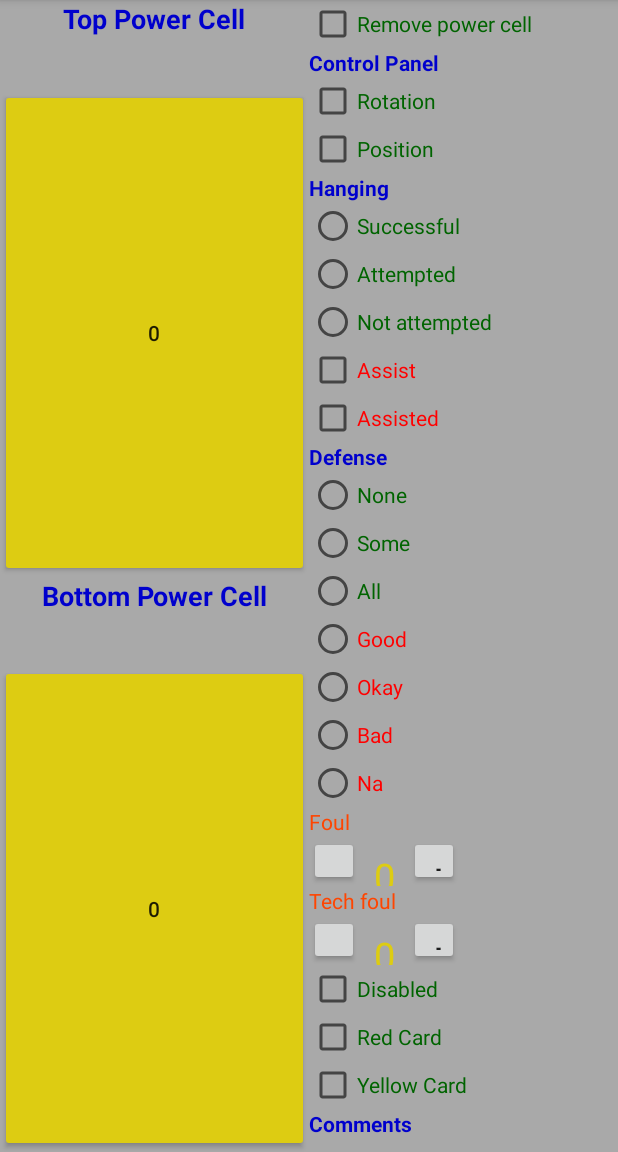
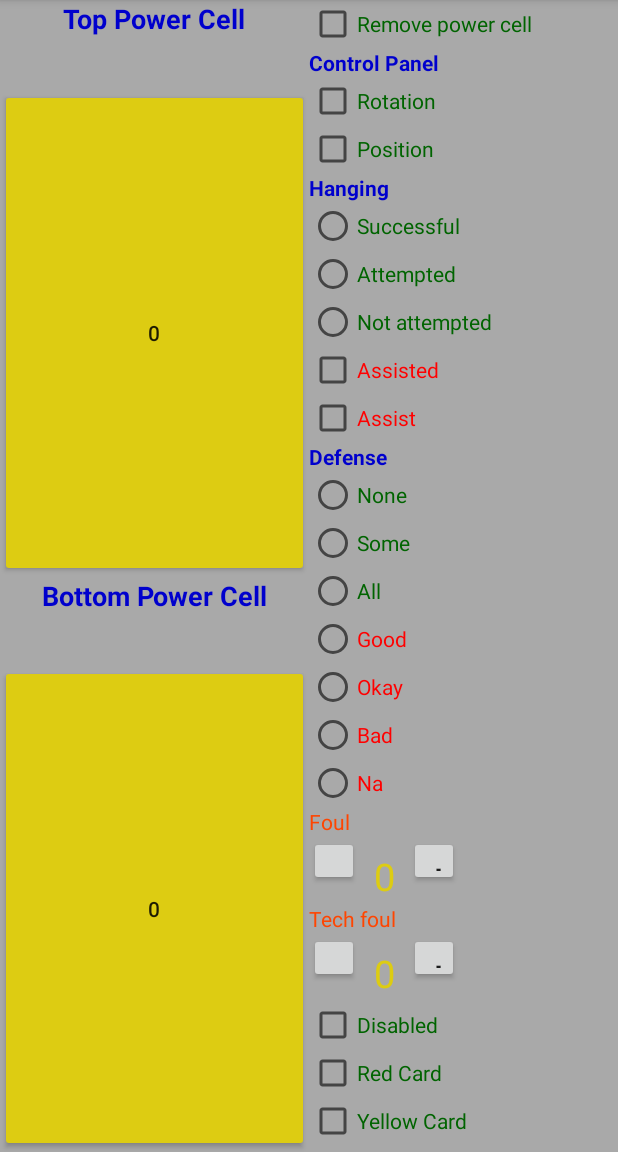
Before and after one commit to FRC701/scouting2020, an Android app: the fragment TeleFragment shown on its own in the app's theme, on a phone screen of 412 x 824 dp, the part 84-1236 px from its top. Run offline under Robolectric (Android 15) with nearby library versions, the phone set to English and light mode, and no system bars; plain views replace TabView; 9 statements that could not run were skipped.

Commit message:
tele tab ajava done!!! not SQLIte tHO

```diff
--- a/Saga/app/src/main/java/com/vandenrobotics/saga/tabs/AutoFragment.java
+++ b/Saga/app/src/main/java/com/vandenrobotics/saga/tabs/AutoFragment.java
@@ -90,8 +90,6 @@ public class AutoFragment extends Fragment {
         stat.setTeamNum(mTeamNum);
         int nS = (noShowAuto.isChecked() ? 1 : 0);
         stat.setHadAuto(nS);
-        String sS = (ssComments_Et.getText().toString());
-        stat.setSscomments(sS);
         return stat;
     }
 
@@ -105,7 +103,6 @@ public class AutoFragment extends Fragment {
     private void loadData() {
         Stats stats = statsRepo.getAuto(mEvent, mMatchNum, mMatchPos);
         noShowAuto.setChecked(stats.getNoShow() == 1);
-        ssComments_Et.setText(stats.getSsComments());
     }
     private void assignViews(View view) {
         try {
--- a/Saga/app/src/main/java/com/vandenrobotics/saga/tabs/TeleFragment.java
+++ b/Saga/app/src/main/java/com/vandenrobotics/saga/tabs/TeleFragment.java
@@ -1,6 +1,7 @@
 package com.vandenrobotics.saga.tabs;
 
 import android.os.Bundle;
+import android.provider.MediaStore;
 import android.support.constraint.ConstraintLayout;
 import android.support.v4.app.Fragment;
 import android.util.Log;
@@ -30,13 +31,33 @@ public class TeleFragment extends Fragment {
     private NumberPicker techFoul_Np;
     private CheckBox redCard_Cb;
     private CheckBox yellowCard_Cb;
-    private EditText climbStart;
+    private EditText teleComments;
+
+    private Button teleTopPC_btn;
+    private Button teleBottomPC_btn;
+    private CheckBox teleRemovePC;
+    private CheckBox teleRotation;
+    private CheckBox telePosition;
+    private RadioButton teleHangSuccess;
+    private RadioButton teleHangAttempt;
+    private RadioButton teleHangNA;
+    private CheckBox teleAssist;
+    private CheckBox teleAssisted;
+    private RadioButton teleDefenseNone;
+    private RadioButton teleDefenseSome;
+    private RadioButton teleDefenseAll;
+    private RadioButton teleDefenseGood;
+    private RadioButton teleDefenseBad;
+    private RadioButton teleDefenseOk;
+    private RadioButton teleDefenseNA;
 
     private String mEvent;
     private int mMatchNum;
     private int mTeamNum;
     private int mMatchPos;
     private String mAlliance;
+    private int topPCA;
+    private int bottomPCA;
 
     private StatsRepo statsRepo;
 
@@ -114,7 +135,24 @@ public class TeleFragment extends Fragment {
             techFoul_Np = (NumberPicker) view.findViewById(R.id.techFoul_Np);
             redCard_Cb = (CheckBox) view.findViewById(R.id.redCard_Cb);
             yellowCard_Cb = (CheckBox) view.findViewById(R.id.yellowCard_Cb);
-
+            teleComments = (EditText) view.findViewById(R.id.teleComments);
+            teleTopPC_btn = (Button) view.findViewById(R.id.teleTopPC);
+            teleBottomPC_btn = (Button) view.findViewById(R.id.teleBottomPC);
+            teleRemovePC = (CheckBox) view.findViewById(R.id.teleRemovePC);
+            teleRotation = (CheckBox) view.findViewById(R.id.teleRotation);
+            telePosition = (CheckBox) view.findViewById(R.id.telePosition);
+            teleHangSuccess = (RadioButton) view.findViewById(R.id.teleHangSuccess);
+            teleHangAttempt = (RadioButton) view.findViewById(R.id.teleHangAttempt);
+            teleHangNA = (RadioButton) view.findViewById(R.id.teleHangNA);
+            teleAssist = (CheckBox) view.findViewById(R.id.teleHangAssist);
+            teleAssisted = (CheckBox) view.findViewById(R.id.teleHangAssisted);
+            teleDefenseNone = (RadioButton) view.findViewById(R.id.teleDefenseNone);
+            teleDefenseSome = (RadioButton) view.findViewById(R.id.teleDefenseSome);
+            teleDefenseAll = (RadioButton) view.findViewById(R.id.teleDefenseAll);
+            teleDefenseGood = (RadioButton) view.findViewById(R.id.teleDefenseGood);
+            teleDefenseBad = (RadioButton) view.findViewById(R.id.teleDefenseBad);
+            teleDefenseOk = (RadioButton) view.findViewById(R.id.teleDefenseOk);
+            teleDefenseNA = (RadioButton) view.findViewById(R.id.teleDefenseNa);
 
             viewAssigned = true;
        }catch(Exception e){
@@ -123,5 +161,31 @@ public class TeleFragment extends Fragment {
        }
 
     }
+    public class OnClickPC implements Button.OnClickListener{
+        @Override
+        public void onClick (View view){
+            switch (view.getId()){
+                case R.id.teleTopPC:
+                    if(teleRemovePC.isChecked()&& topPCA >0){
+                        topPCA--;
+                    }
+                    else {
+                        topPCA++;
+                    }
+                    teleBottomPC_btn.setText(topPCA);
+                    break;
+                case R.id. bottomPCellAuto:
+                    if(teleRemovePC.isChecked()&& bottomPCA >0){
+                        bottomPCA--;
+                    }
+                    else {
+                        bottomPCA++;
+                    }
+                    teleBottomPC_btn.setTag(bottomPCA);
+                    break;
+            }
+        }
+
+    }
 
 }
--- a/Saga/app/src/main/res/layout/fragment_tele.xml
+++ b/Saga/app/src/main/res/layout/fragment_tele.xml
@@ -59,6 +59,7 @@
                 android:layout_width="match_parent"
                 android:layout_height="wrap_content"
                 android:text="@string/remove_power_cell"
+                android:id="@+id/teleRemovePC"
                 android:textColor="@color/DarkGreen"
                 />
             <TextView
@@ -107,12 +108,7 @@
                     android:textColor="@color/DarkGreen"
                     android:id="@+id/teleHangNA"/>
             </RadioGroup>
-            <CheckBox
-                android:layout_width="match_parent"
-                android:layout_height="wrap_content"
-                android:text="@string/assist"
-                android:textColor="@color/Red"
-                android:id="@+id/teleHangAssist"/>
+
             <CheckBox
                 android:layout_width="match_parent"
                 android:layout_height="wrap_content"
@@ -120,6 +116,12 @@
                 android:textColor="@color/Red"
                 android:id="@+id/teleHangAssisted"/>
 
+            <CheckBox
+                android:layout_width="match_parent"
+                android:layout_height="wrap_content"
+                android:text="Assist"
+                android:id="@+id/teleHangAssist"
+                android:textColor="@color/Red"/>
             <TextView
                 android:layout_width="match_parent"
                 android:layout_height="wrap_content"
@@ -187,10 +189,11 @@
                 android:text="@string/foul"
                 android:textColor="@color/OrangeRed"
                 />
+
             <com.vandenrobotics.saga.views.NumberPicker
                 android:id="@+id/foul_Np"
                 android:layout_width="match_parent"
-                android:layout_height="wrap_content">
+                android:layout_height="45dp">
 
             </com.vandenrobotics.saga.views.NumberPicker>
 
@@ -199,10 +202,11 @@
                 android:layout_height="wrap_content"
                 android:text="@string/tech_foul"
                 android:textColor="@color/OrangeRed"/>
+
             <com.vandenrobotics.saga.views.NumberPicker
                 android:id="@+id/techFoul_Np"
                 android:layout_width="match_parent"
-                android:layout_height="wrap_content">
+                android:layout_height="45dp">
 
             </com.vandenrobotics.saga.views.NumberPicker>
             <CheckBox
@@ -219,6 +223,8 @@
                 android:id="@+id/redCard_Cb"
                 android:text="@string/CheckBox_redCard"
                 />
+
+
             <CheckBox
                 android:layout_width="wrap_content"
                 android:layout_height="wrap_content"
--- a/Saga/app/src/main/res/values/strings.xml
+++ b/Saga/app/src/main/res/values/strings.xml
@@ -179,6 +179,8 @@
     <string name="control_panel">Control Panel</string>
     <string name="remove_power_cell">Remove power cell</string>
     <string name="_0">0</string>
+    <string name="auto_title">Auto</string>
+    <string name="tele_title">Tele</string>
     <string name="bottom_power_cell">Bottom Power Cell</string>
     <string name="top_power_cell">Top Power Cell</string>
     <string name="yearsDiverInDiveTeam">How many years has you Driver had experience on the Drive team?</string>
```
Also changed, not shown: Saga/app/src/main/java/com/vandenrobotics/saga/activities/MatchActivity.java (+3 -31 lines), Saga/app/src/main/java/com/vandenrobotics/saga/activities/PitScoutingActivity.java (+11 -11 lines).
